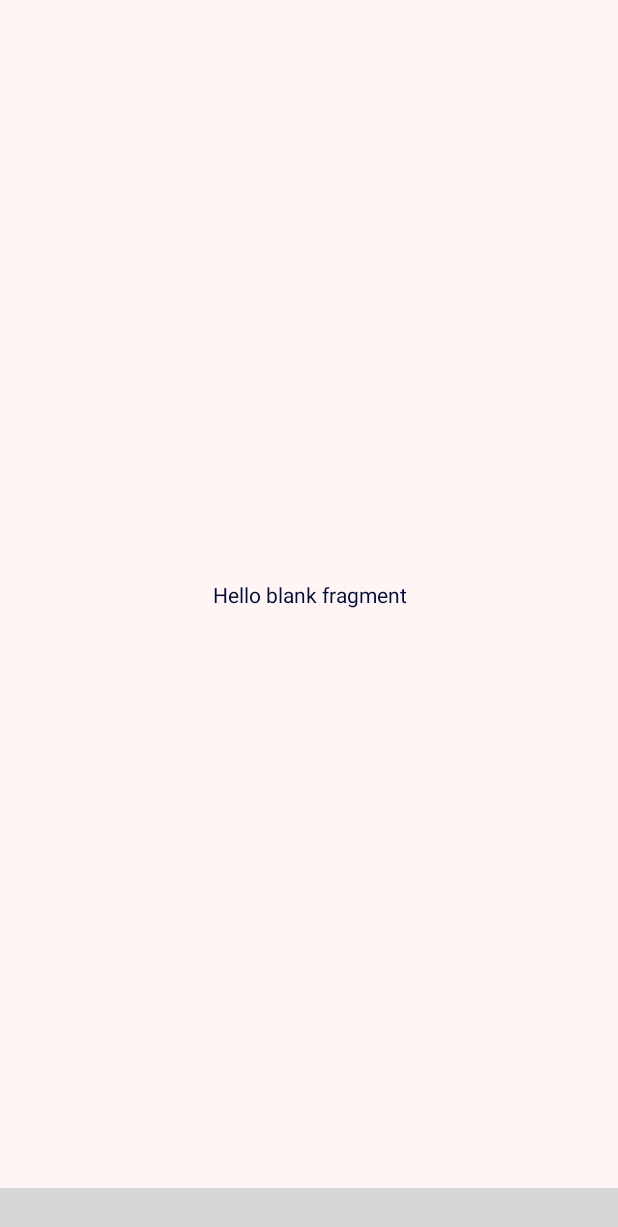
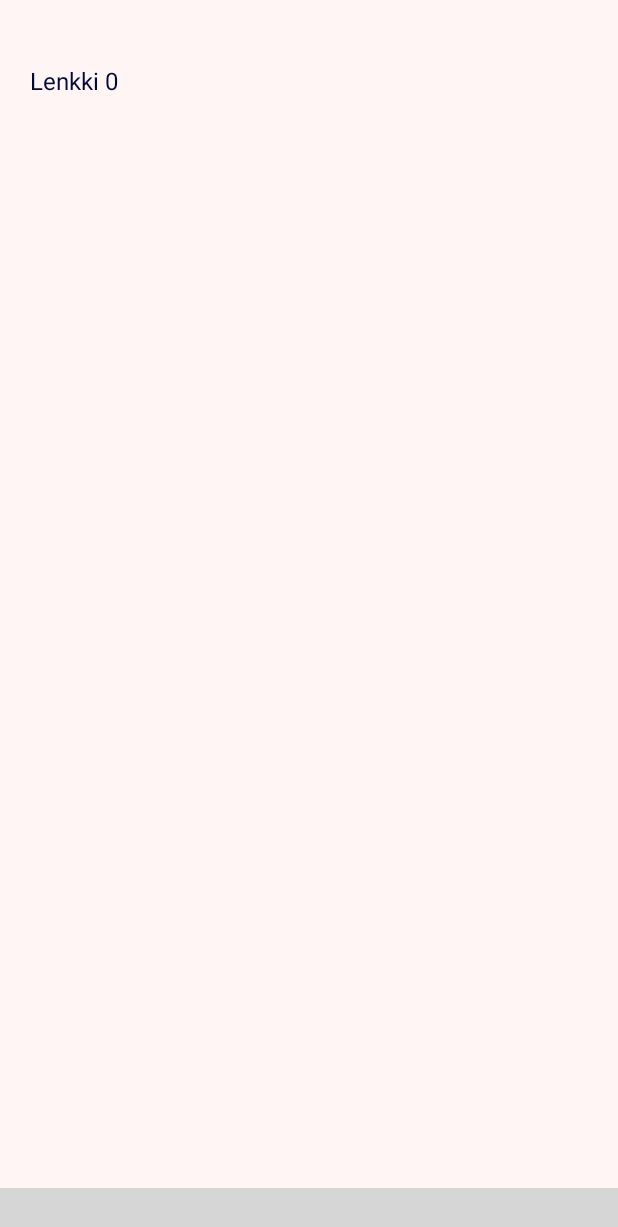
Before and after one commit to ArttuArv/PetTracker, an Android app: the fragment LogsFragment placed in its activity, on a phone screen of 412 x 824 dp. Shown: the top 1227 px of the screen. Run offline under Robolectric (Android 15) with nearby library versions, the light colour scheme and no system bars; libraries missing offline, so code that uses them is left out: at.favre.lib, com.etebarian.meowbottomnavigation, com.jcraft.jsch; plain views replace MeowBottomNavigation; 10 statements that could not run were skipped; grey boxes are pictures that could not be loaded.

Commit message:
Login lista lisatty. BtConnection.java saattaa kaataa homman, jos mennaan karttanakymaan.

```diff
--- a/app/src/main/java/pet/tracker/login/ConnectionsHelper.java
+++ b/app/src/main/java/pet/tracker/login/ConnectionsHelper.java
@@ -12,6 +12,7 @@ import java.sql.ResultSet;
 import java.sql.SQLException;
 import java.sql.Statement;
 import java.sql.Timestamp;
+import java.util.ArrayList;
 import java.util.Properties;
 import com.jcraft.jsch.JSch;
 import com.jcraft.jsch.JSchException;
@@ -517,14 +518,18 @@ public class ConnectionsHelper {
                 return true;
             } else {
                 int kierros =0;
+                ArrayList<Integer>courseIdArray = new ArrayList<>();
                 while (!result.isAfterLast()){
                     dataStash.setAllCourseID(kierros, result.getInt("idcourse"));
+                    courseIdArray.add(result.getInt("idcourse"));
                     result.next();
                 }
                 //Jos tulee rivejä, niin tallennetaan ne singletonin paremetreiksi
                 //dataStash.setCourseID( result.getInt( "idcourse" ) );
                 // dataStash.setGpsValues( result.getString( "gpsvalues" ) );
                 //dataStash.setSpeed_distance( result.getString( "speed_distance" ) );
+
+                dataStash.courseIdArray = courseIdArray;
 
                 System.out.println( "Course table done!");
                 System.out.println( "Data gathered succesfully!" );
--- a/app/src/main/java/pet/tracker/login/DatabaseData.java
+++ b/app/src/main/java/pet/tracker/login/DatabaseData.java
@@ -1,5 +1,7 @@
 package pet.tracker.login;
 
+
+import java.util.ArrayList;
 
 /************************************************************************
  *                                                                      *
@@ -32,6 +34,8 @@ public class DatabaseData {
     private int petID;
     private String petName = "";
     private String petBreed = "";
+
+    public ArrayList<Integer> courseIdArray;
 
     private int courseID;
     private int latestCourseID;
--- a/app/src/main/java/pet/tracker/login/LogsFragment.java
+++ b/app/src/main/java/pet/tracker/login/LogsFragment.java
@@ -1,5 +1,6 @@
 package pet.tracker.login;
 
+import android.content.Intent;
 import android.os.Bundle;
 
 import androidx.fragment.app.Fragment;
@@ -7,16 +8,53 @@ import androidx.fragment.app.Fragment;
 import android.view.LayoutInflater;
 import android.view.View;
 import android.view.ViewGroup;
+import android.widget.AdapterView;
+import android.widget.ArrayAdapter;
+import android.widget.ListView;
+import android.widget.ScrollView;
+
+import java.util.ArrayList;
+import java.util.Set;
 
 
 public class LogsFragment extends Fragment {
+
+    public DatabaseData databaseData = DatabaseData.getInstance();
+    ListView list;
+
 
     @Override
     public View onCreateView(LayoutInflater inflater, ViewGroup container,
                              Bundle savedInstanceState) {
         // Inflate the layout for this fragment
         View view = inflater.inflate(R.layout.fragment_logs, container, false);
+        Intent selectedTrack = new Intent(getActivity(), RouteTrackerFragment.class);
+
+        list = view.findViewById(R.id.logsList);
+        ArrayList<String> arrayList = new ArrayList<String>();
+        for (int s : databaseData.courseIdArray) {
+            arrayList.add(" Lenkki " + String.valueOf(s));
+            System.out.println(s);
+        }
+        ArrayAdapter adapter = new ArrayAdapter<String>(getActivity(),
+                android.R.layout.simple_list_item_1, arrayList);
+        list.setAdapter(adapter);
+
+        ListWalks();
+        list.setOnItemClickListener(new AdapterView.OnItemClickListener() {
+            @Override
+            public void onItemClick(AdapterView<?> parent, View view, int position, long id) {
+                selectedTrack.putExtra("courseid", position);
+
+            }
+        });
 
         return view;
     }
+
+
+    public void ListWalks() {
+
+
+    }
 }
--- a/app/src/main/java/pet/tracker/login/MainPageActivity.java
+++ b/app/src/main/java/pet/tracker/login/MainPageActivity.java
@@ -138,8 +138,6 @@ public class MainPageActivity extends AppCompatActivity {
         if (requestCode == REQUEST_ENABLE_BT) {
             if (resultCode == RESULT_OK) {
                 Toast.makeText(MainPageActivity.this, "BT Connection enabled", Toast.LENGTH_SHORT).show();
-                BtConnection btConnection = new BtConnection();
-                btConnection.bluetoothOn();
             } else if (resultCode == RESULT_CANCELED) {
 
             }
--- a/app/src/main/java/pet/tracker/login/PetlocationFragment.java
+++ b/app/src/main/java/pet/tracker/login/PetlocationFragment.java
@@ -34,21 +34,33 @@ import com.google.android.gms.maps.model.MarkerOptions;
 public class PetlocationFragment extends Fragment {
 
     static final int STATE_NEW_LOCATION = 1;
-    TextView message, status;
+   public static TextView message, status;
     ImageView btStatus;
     Button startWalkbtn, endWalkbtn;
     ImageButton CenterToDogBtn;
+
+    ListView btList;
+
+    public static boolean followDoggo;
+    public static boolean WalkStarted = false;
+
     public static GoogleMap mMap;
-    ListView btList;
-    public static boolean followDoggo;
     public static Marker txMarker;
     public static CameraPosition cameraPosition;
     static int cameraZoom = 6;
-    public static boolean WalkStarted = false;
+
 
     public static ConnectionsHelper connHelper = new ConnectionsHelper();
 
     Handler changeButtonHandler = new Handler(Looper.getMainLooper());
+
+    static final int STATE_LISTENING = 1;
+    static final int STATE_CONNECTING = 2;
+    static final int STATE_CONNECTED = 3;
+    static final int STATE_CONNECTION_FAILED = 4;
+    static final int STATE_RECEIVED = 5;
+
+
 
     private OnMapReadyCallback callback = new OnMapReadyCallback() {
 
@@ -81,7 +93,6 @@ public class PetlocationFragment extends Fragment {
         }
     };
 
-
     @Nullable
     @Override
     public View onCreateView(@NonNull LayoutInflater inflater,
@@ -89,7 +100,6 @@ public class PetlocationFragment extends Fragment {
                              @Nullable Bundle savedInstanceState) {
 
         View view = inflater.inflate(R.layout.activity_petlocation, container, false);
-        btList = view.findViewById(R.id.btList);
         message = view.findViewById(R.id.message);
         status = view.findViewById(R.id.status);
         btStatus = view.findViewById(R.id.btStatus);
@@ -101,11 +111,21 @@ public class PetlocationFragment extends Fragment {
         endWalkbtn.setText("End Walk");
         followDoggo = true;
         endWalkbtn.setVisibility(View.GONE);
-        ClicListeners();
+        ClickListeners();
         return view;
     }
 
-    public void ClicListeners() {
+    @Override
+    public void onViewCreated(@NonNull View view, @Nullable Bundle savedInstanceState) {
+        super.onViewCreated(view, savedInstanceState);
+        SupportMapFragment mapFragment =
+                (SupportMapFragment) getChildFragmentManager().findFragmentById(R.id.map);
+        if (mapFragment != null) {
+            mapFragment.getMapAsync(callback);
+        }
+    }
+
+    public void ClickListeners() {
 
         CenterToDogBtn.setOnClickListener(new View.OnClickListener() {
             @Override
@@ -141,7 +161,6 @@ public class PetlocationFragment extends Fragment {
                 OpenDatabaseConnection.start();
             }
         });
-
         endWalkbtn.setOnClickListener(new View.OnClickListener() {
             @Override
             public void onClick(View v) {
@@ -168,24 +187,29 @@ public class PetlocationFragment extends Fragment {
         });
     }
 
-    public static Handler SendLocationToDatabaseHandler = new Handler(new Handler.Callback() {
+    public static Handler BtStatusHandler = new Handler(new Handler.Callback() {
             @Override
             public boolean handleMessage(@NonNull Message msg) {
 
                 switch (msg.what) {
-                case STATE_NEW_LOCATION:
-                    Thread SendLocationToDatabase = new Thread(new Runnable() {
-                        @Override
-                        public void run() {
-                                connHelper.setCourseData();
-                        }
-                    });
-                    SendLocationToDatabase.start();
+                    case STATE_LISTENING:
+ //                       status.setText("Ready to receive");
+                        break;
+                    case STATE_CONNECTING:
+ //                       status.setText("Connecting");
+                        break;
+                    case STATE_CONNECTED:
+//                        status.setText("Connected To Receiver");
+                        break;
+                    case STATE_CONNECTION_FAILED:
+ //                       status.setText("Connection lost");
+                    case STATE_RECEIVED:
+                        break;
                 }
                 return true;
             }
+        });
 
-    });
 
     public static Handler UpdateLocationHandler = new Handler(new Handler.Callback() {
         @Override
@@ -208,14 +232,21 @@ public static Handler UpdateLocationHandler = new Handler(new Handler.Callback()
             return true;
         }
     });
+    public static Handler SendLocationToDatabaseHandler = new Handler(new Handler.Callback() {
+        @Override
+        public boolean handleMessage(@NonNull Message msg) {
 
+            switch (msg.what) {
+                case STATE_NEW_LOCATION:
+                    Thread SendLocationToDatabase = new Thread(new Runnable() {
                         @Override
-    public void onViewCreated(@NonNull View view, @Nullable Bundle savedInstanceState) {
-        super.onViewCreated(view, savedInstanceState);
-        SupportMapFragment mapFragment =
-                (SupportMapFragment) getChildFragmentManager().findFragmentById(R.id.map);
-        if (mapFragment != null) {
-            mapFragment.getMapAsync(callback);
+                        public void run() {
+                            connHelper.setCourseData();
                         }
+                    });
+                    SendLocationToDatabase.start();
             }
+            return true;
         }
+    });
+}
--- a/app/src/main/res/layout/fragment_logs.xml
+++ b/app/src/main/res/layout/fragment_logs.xml
@@ -1,20 +1,15 @@
 <?xml version="1.0" encoding="utf-8"?>
-<androidx.constraintlayout.widget.ConstraintLayout xmlns:android="http://schemas.android.com/apk/res/android"
-    xmlns:app="http://schemas.android.com/apk/res-auto"
+<LinearLayout xmlns:android="http://schemas.android.com/apk/res/android"
     xmlns:tools="http://schemas.android.com/tools"
     android:layout_width="match_parent"
     android:layout_height="match_parent"
+    android:orientation="vertical"
+    android:gravity="center_horizontal"
+    android:layout_marginTop="30dp"
     tools:context=".LogsFragment">
-
-    <TextView
-        android:layout_width="match_parent"
-        android:layout_height="wrap_content"
-        android:text="@string/hello_blank_fragment"
-        android:textAlignment="center"
-        app:layout_constraintBottom_toBottomOf="parent"
-        app:layout_constraintEnd_toEndOf="parent"
-        app:layout_constraintHorizontal_bias="0.5"
-        app:layout_constraintStart_toStartOf="parent"
-        app:layout_constraintTop_toTopOf="parent" />
-
-</androidx.constraintlayout.widget.ConstraintLayout>
+        <ListView
+            android:id="@+id/logsList"
+            android:layout_width="wrap_content"
+            android:layout_height="wrap_content">
+        </ListView>
+</LinearLayout>
```
Also changed, not shown: app/src/main/java/pet/tracker/login/BtConnection.java (+11 -28 lines), app/src/main/res/layout/activity_petlocation.xml (+0 -9 lines). Lines whose indentation alone changed are shown as unchanged.
